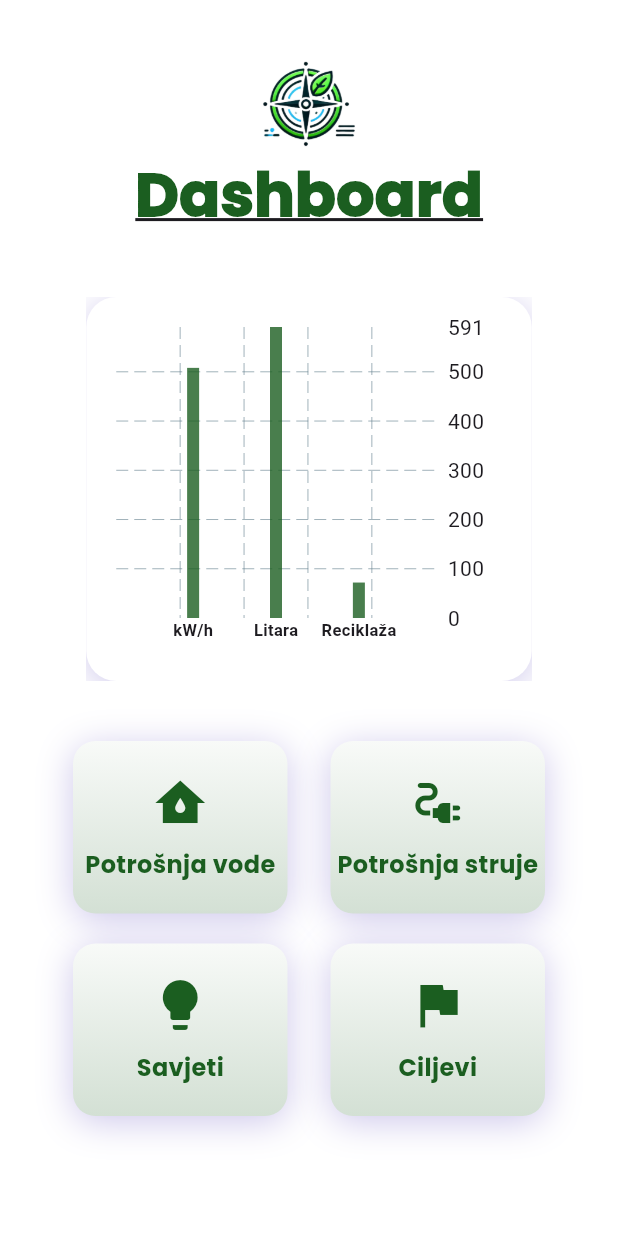
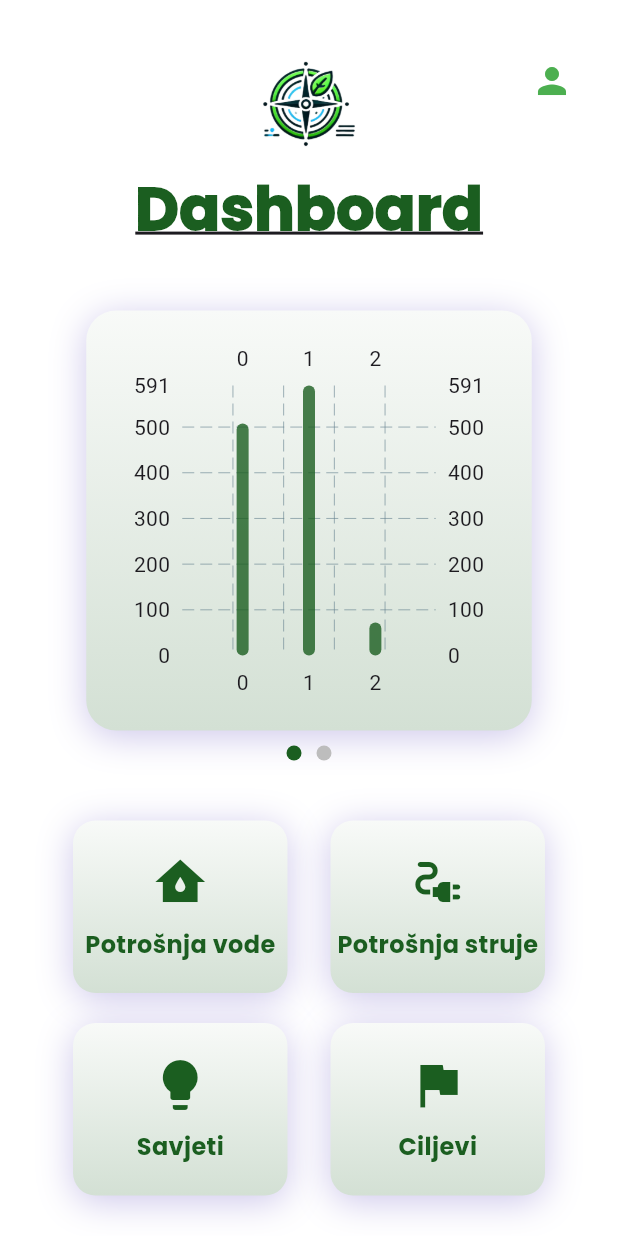
Before and after one commit to Masulaa/EcoConnect, a Flutter app: the HomeScreen screen opened directly, on a phone screen of 412 x 824 dp. Run offline on Flutter 3.47's test engine with Material 3 defaults, Android fonts, the phone set to English and light mode, and no system bars; drawn by our look-alikes of fl_chart; our stand-ins replace flutter_dotenv, shared_preferences; accounts and stored records are empty.

Commit message:
a lot of updates on home page

```diff
--- a/lib/screens/home_screen.dart
+++ b/lib/screens/home_screen.dart
@@ -1,15 +1,21 @@
 import 'package:flutter/material.dart';
 import 'package:fl_chart/fl_chart.dart';
 import 'package:url_launcher/url_launcher.dart';
-import '../widgets/main_back_button_widget.dart';
 import 'dashboard_screens/water_consumption_screen.dart';
 import 'dashboard_screens/power_consumption_screen.dart';
 import 'dashboard_screens/advice_screen.dart';
 import 'dashboard_screens/goals_screen.dart';
 
-class HomeScreen extends StatelessWidget {
+class HomeScreen extends StatefulWidget {
+  @override
+  _HomeScreenState createState() => _HomeScreenState();
+}
+
+class _HomeScreenState extends State<HomeScreen> {
   final Uri googleMapsUri = Uri.parse(
       "https://www.google.com/maps/search/eko+reciklazni+centri+crna+gora/");
+
+  int _currentPage = 0;
 
   @override
   Widget build(BuildContext context) {
@@ -17,14 +23,13 @@ class HomeScreen extends StatelessWidget {
       backgroundColor: Colors.white,
       body: Stack(
         children: [
-          Column(
-            children: [
-              const SizedBox(height: 40),
+          // Glavni sadržaj
           Center(
             child: Column(
               children: [
+                const SizedBox(height: 40),
                 Image.asset('assets/logo.png', height: 60),
-                    const SizedBox(height: 1),
+                const SizedBox(height: 10),
                 const Text(
                   'Dashboard',
                   style: TextStyle(
@@ -37,14 +42,53 @@ class HomeScreen extends StatelessWidget {
                 ),
                 const SizedBox(height: 40),
                 _buildSlidingContent(),
+                const SizedBox(height: 10),
+                _buildPageIndicator(),
                 const SizedBox(height: 40),
                 _buildButtonGrid(context),
               ],
             ),
           ),
+
+          // Ikonica u gornjem desnom uglu
+          Positioned(
+            top: 30,
+            right: 20,
+            child: PopupMenuButton<String>(
+              icon: Icon(Icons.person, color: Colors.green, size: 28),
+              onSelected: (String value) {
+                if (value == 'profile') {
+                  // Logika za profil
+                  print("Navigating to profile...");
+                } else if (value == 'logout') {
+                  // Logika za logout
+                  print("Logging out...");
+                }
+              },
+              itemBuilder: (BuildContext context) => [
+                PopupMenuItem<String>(
+                  value: 'profile',
+                  child: Row(
+                    children: [
+                      Icon(Icons.person, color: Colors.black),
+                      SizedBox(width: 8),
+                      Text('Profile'),
                     ],
                   ),
-          //MainBackButtonWidget(size: 38, color: Colors.black),
+                ),
+                PopupMenuItem<String>(
+                  value: 'logout',
+                  child: Row(
+                    children: [
+                      Icon(Icons.exit_to_app, color: Colors.black),
+                      SizedBox(width: 8),
+                      Text('Logout'),
+                    ],
+                  ),
+                ),
+              ],
+            ),
+          ),
         ],
       ),
     );
@@ -53,21 +97,16 @@ class HomeScreen extends StatelessWidget {
   Widget _buildSlidingContent() {
     return Container(
       width: 297,
-      height: 256,
-      child: PageView(
-        children: [
-          _buildChartBox(),
-          _buildGoogleMapsDummy(),
+      height: 280,
+      decoration: BoxDecoration(
+        gradient: LinearGradient(
+          colors: [
+            Color(0xFFD3E0D4), // Prva boja: #D3E0D4
+            Color(0xFFF8FAF8), // Druga boja: #F8FAF8
           ],
+          begin: Alignment.bottomCenter,
+          end: Alignment.topCenter,
         ),
-    );
-  }
-
-  Widget _buildChartBox() {
-    return Container(
-      padding: EdgeInsets.all(20),
-      decoration: BoxDecoration(
-        color: Colors.white,
         boxShadow: [
           BoxShadow(
             color: Color.fromRGBO(91, 71, 188, 0.3),
@@ -78,11 +117,29 @@ class HomeScreen extends StatelessWidget {
         borderRadius: BorderRadius.circular(20),
       ),
       child: Column(
-        crossAxisAlignment: CrossAxisAlignment.start,
         children: [
-          Expanded(child: _buildChart()),
+          Expanded(
+            child: PageView(
+              onPageChanged: (index) {
+                setState(() {
+                  _currentPage = index;
+                });
+              },
+              children: [
+                _buildChartBox(),
+                _buildGoogleMapsDummy(),
               ],
             ),
+          ),
+        ],
+      ),
+    );
+  }
+
+  Widget _buildChartBox() {
+    return Padding(
+      padding: EdgeInsets.all(20),
+      child: _buildChart(),
     );
   }
 
@@ -90,52 +147,17 @@ class HomeScreen extends StatelessWidget {
     return BarChart(
       BarChartData(
         barGroups: [
-          BarChartGroupData(x: 0, barRods: [
-            BarChartRodData(
-                toY: 508,
-                color: Color(0xCC1B5E20),
-                borderRadius: BorderRadius.zero)
-          ]),
-          BarChartGroupData(x: 1, barRods: [
-            BarChartRodData(
-                toY: 591,
-                color: Color(0xCC1B5E20),
-                borderRadius: BorderRadius.zero)
-          ]),
-          BarChartGroupData(x: 2, barRods: [
-            BarChartRodData(
-                toY: 72,
-                color: Color(0xCC1B5E20),
-                borderRadius: BorderRadius.zero)
-          ]),
+          BarChartGroupData(
+              x: 0,
+              barRods: [BarChartRodData(toY: 508, color: Color(0xCC1B5E20))]),
+          BarChartGroupData(
+              x: 1,
+              barRods: [BarChartRodData(toY: 591, color: Color(0xCC1B5E20))]),
+          BarChartGroupData(
+              x: 2,
+              barRods: [BarChartRodData(toY: 72, color: Color(0xCC1B5E20))]),
         ],
-        titlesData: FlTitlesData(
-          leftTitles: AxisTitles(sideTitles: SideTitles(showTitles: false)),
-          topTitles: AxisTitles(sideTitles: SideTitles(showTitles: false)),
-          bottomTitles: AxisTitles(
-            sideTitles: SideTitles(
-              showTitles: true,
-              getTitlesWidget: (double value, TitleMeta meta) {
-                switch (value.toInt()) {
-                  case 0:
-                    return Text('kW/h',
-                        style: TextStyle(
-                            fontSize: 11, fontWeight: FontWeight.bold));
-                  case 1:
-                    return Text('Litara',
-                        style: TextStyle(
-                            fontSize: 11, fontWeight: FontWeight.bold));
-                  case 2:
-                    return Text('Reciklaža',
-                        style: TextStyle(
-                            fontSize: 11, fontWeight: FontWeight.bold));
-                }
-                return Text('');
-              },
-            ),
-          ),
-        ),
-        gridData: FlGridData(show: true),
+        titlesData: FlTitlesData(show: true),
         borderData: FlBorderData(show: false),
       ),
     );
@@ -146,28 +168,57 @@ class HomeScreen extends StatelessWidget {
       onTap: () async {
         if (await canLaunchUrl(googleMapsUri)) {
           await launchUrl(googleMapsUri);
-        } else {
-          throw 'Could not launch $googleMapsUri';
         }
       },
-      child: Container(
-        decoration: BoxDecoration(
-          borderRadius: BorderRadius.circular(20),
-          boxShadow: [
-            BoxShadow(
-              color: Color.fromRGBO(91, 71, 188, 0.3),
-              blurRadius: 20,
-              offset: Offset(0, 4),
-            ),
-          ],
-        ),
-        child: ClipRRect(
+      child: Stack(
+        children: [
+          ClipRRect(
             borderRadius: BorderRadius.circular(20),
             child: Image.asset(
               'assets/map.png',
               fit: BoxFit.cover,
             ),
           ),
+          Positioned(
+            bottom: 10,
+            left: 10,
+            right: 10,
+            child: Container(
+              padding: EdgeInsets.symmetric(vertical: 5, horizontal: 10),
+              decoration: BoxDecoration(
+                color: Colors.black54,
+                borderRadius: BorderRadius.circular(10),
+              ),
+              child: Text(
+                "Pritisnite mapu za prikaz dostupnih reciklažnih centara",
+                style: TextStyle(color: Colors.white, fontSize: 14),
+                textAlign: TextAlign.center,
+              ),
+            ),
+          )
+        ],
+      ),
+    );
+  }
+
+  Widget _buildPageIndicator() {
+    return Row(
+      mainAxisAlignment: MainAxisAlignment.center,
+      children: [
+        _buildIndicatorDot(0),
+        const SizedBox(width: 10),
+        _buildIndicatorDot(1),
+      ],
+    );
+  }
+
+  Widget _buildIndicatorDot(int index) {
+    return Container(
+      width: 10,
+      height: 10,
+      decoration: BoxDecoration(
+        shape: BoxShape.circle,
+        color: _currentPage == index ? Color(0xFF1B5E20) : Colors.grey[400],
       ),
     );
   }
@@ -199,27 +250,19 @@ class HomeScreen extends StatelessWidget {
     );
   }
 
-  Widget _buildButton(BuildContext context, String text, IconData icon,
-      Widget destinationScreen) {
+  Widget _buildButton(
+      BuildContext context, String text, IconData icon, Widget screen) {
     return GestureDetector(
       onTap: () {
         Navigator.push(
           context,
-          MaterialPageRoute(builder: (context) => destinationScreen),
+          MaterialPageRoute(builder: (context) => screen),
         );
       },
       child: Container(
         width: 143,
         height: 115,
         decoration: BoxDecoration(
-          gradient: LinearGradient(
-            colors: [
-              Color(0xFFD3E0D4),
-              Color(0xFFF8FAF8),
-            ],
-            begin: Alignment.bottomCenter,
-            end: Alignment.topCenter,
-          ),
           borderRadius: BorderRadius.circular(15),
           boxShadow: [
             BoxShadow(
@@ -228,6 +271,14 @@ class HomeScreen extends StatelessWidget {
               offset: Offset(0, 4),
             ),
           ],
+          gradient: LinearGradient(
+            colors: [
+              Color(0xFFD3E0D4), // Prva boja: #D3E0D4
+              Color(0xFFF8FAF8), // Druga boja: #F8FAF8
+            ],
+            begin: Alignment.bottomCenter,
+            end: Alignment.topCenter,
+          ),
         ),
         child: Column(
           mainAxisAlignment: MainAxisAlignment.center,
```
Lines whose indentation alone changed are shown as unchanged.
